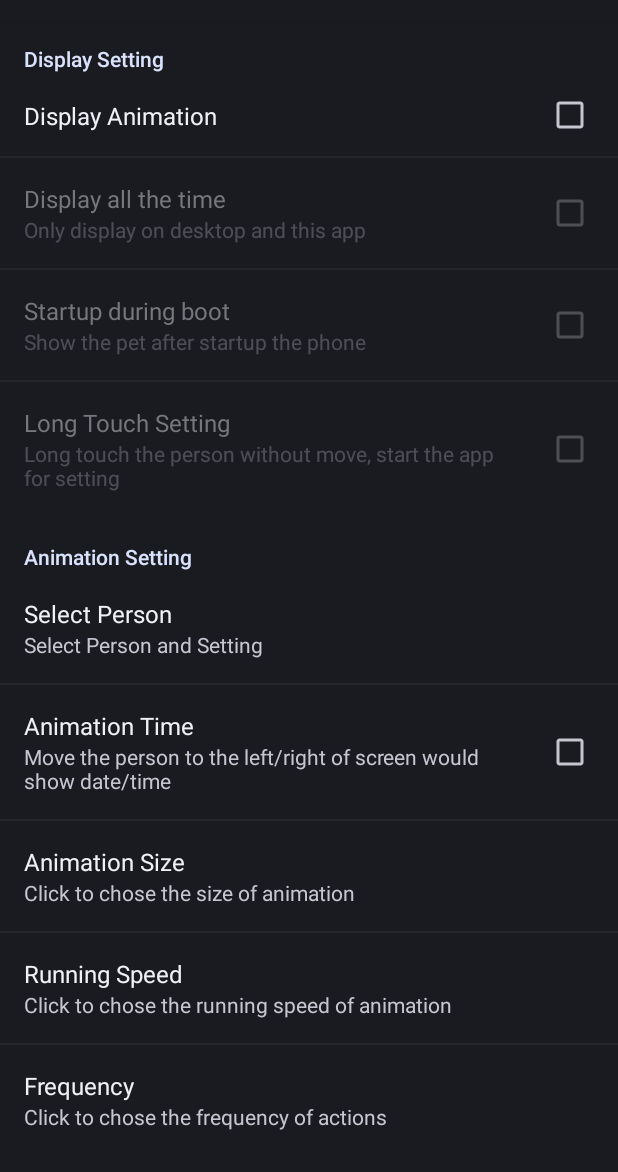
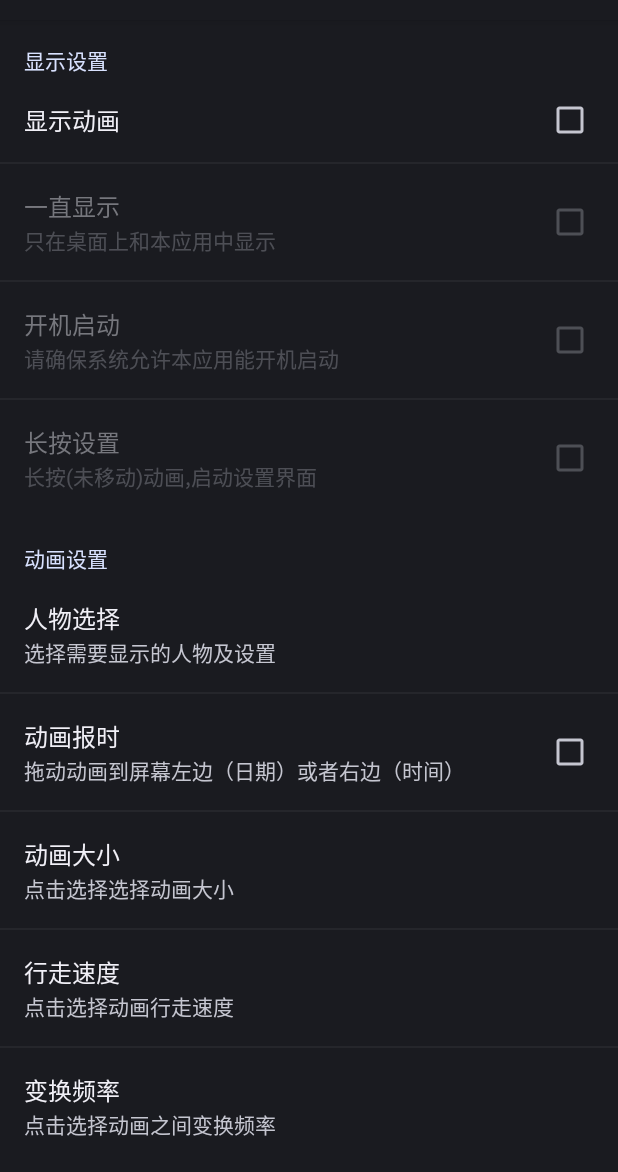
Before and after one commit to zhuwenwei2017/2018, an Android app: the screen it shows after launch (MainSettings), on a phone screen of 412 x 824 dp, the part 64-1236 px from its top. Run offline under Robolectric (Android 15) with nearby library versions, the phone set to English and light mode, and no system bars; libraries missing offline, so code that uses them is left out: com.umeng.analytics; 1 statement that could not run was skipped.

Commit message:
Revert "人物选择界面"
This reverts commit 4f90c77e8ac12807e8a72d36c4aaee204d492849.

且去掉英文的文本

```diff
--- a/PET-OP/app/src/main/java/akai/pet/one/piece/AppService.java
+++ b/PET-OP/app/src/main/java/akai/pet/one/piece/AppService.java
@@ -241,9 +241,6 @@ public class AppService extends Service implements OnSharedPreferenceChangeListe
             else
                 handler.removeCallbacks(homeRunnable);
         }
-        else if("person_select".equals(key)) {
-            sp.edit().putString("person_show_name", sp.getString("person_select", "panda")).commit();
-        }
         else if("person_show_name".equals(key)){
             removePerson();
             createPerson();
--- a/PET-OP/app/src/main/java/akai/pet/one/piece/person/Nanjing.java
+++ b/PET-OP/app/src/main/java/akai/pet/one/piece/person/Nanjing.java
@@ -317,9 +317,9 @@ public class Nanjing extends Person{
         actionGroup = new ArrayList<Integer>();
         //if(sp.getBoolean("nanjing_action_sit", false))
         //    actionGroup.add(FLAG_SIT);
-        if(sp.getBoolean("nanjing_action_stand", true))
+        if(sp.getBoolean("nanjing_action_stand", false))
             actionGroup.add(FLAG_STAND);
-        if(sp.getBoolean("nanjing_action_walk", true)){
+        if(sp.getBoolean("nanjing_action_walk", false)){
             actionGroup.add(FLAG_WALK);
             actionGroup.add(FLAG_WALK2);
         }
--- a/PET-OP/app/src/main/java/akai/pet/one/piece/person/Panda.java
+++ b/PET-OP/app/src/main/java/akai/pet/one/piece/person/Panda.java
@@ -315,7 +315,7 @@ public class Panda extends Person{
      */
     private void setActionGroup(SharedPreferences sp){
         actionGroup = new ArrayList<Integer>();
-        if(sp.getBoolean("panda_action_sit", true))
+        if(sp.getBoolean("panda_action_sit", false))
             actionGroup.add(FLAG_SIT);
         //if(sp.getBoolean("panda_action_stand", true))
         //    actionGroup.add(FLAG_STAND);
--- a/PET-OP/app/src/main/java/akai/pet/one/piece/settings/MainSettings.java
+++ b/PET-OP/app/src/main/java/akai/pet/one/piece/settings/MainSettings.java
@@ -73,7 +73,7 @@ public class MainSettings extends PreferenceActivity implements SharedPreference
     public boolean onPreferenceTreeClick(PreferenceScreen preferenceScreen,
                                          final Preference preference) {
         if ("person_select".equals(preference.getKey())) {
-            //dialog_select_person();
+            dialog_select_person();
         } else if ("app_help".equals(preference.getKey())) {
             welcomeAndHelp();
         } else if ("app_share".equals(preference.getKey())) {
--- a/PET-OP/app/src/main/res/values/arrays.xml
+++ b/PET-OP/app/src/main/res/values/arrays.xml
@@ -1,21 +1,11 @@
 <?xml version="1.0" encoding="utf-8"?>
 <resources>
-    <!-- 人物选择 -->
-    <string-array name="person_select">
-        <item>Panda(default)</item>
-        <item>Nanjing</item>
-    </string-array>
-    <string-array name="person_select_value">
-        <item>panda</item>
-        <item>nanjing</item>
-    </string-array>
-
     <!-- 人物大小选择 -->
     <string-array name="person_size">
-        <item>Tiny(default)</item>
-        <item>Small</item>
-        <item>Middle</item>
-        <item>Large</item>
+        <item>特小(默认)</item>
+        <item>小</item>
+        <item>中</item>
+        <item>大</item>
     </string-array>
     <string-array name="person_size_value">
         <item>0.4</item>
@@ -26,9 +16,9 @@
 
     <!-- 动画行走速度 -->
     <string-array name="frame_time">
-        <item>Fast</item>
-        <item>Medium(default)</item>
-        <item>Slow</item>
+        <item>快</item>
+        <item>中（默认）</item>
+        <item>慢</item>
     </string-array>
     <string-array name="frame_time_value">
         <item>50</item>
@@ -38,9 +28,9 @@
 
     <!-- 动画变换频率 -->
     <string-array name="random_time">
-        <item>Fast(5s,default)</item>
-        <item>Medium(10s)</item>
-        <item>Slow(15s)</item>
+        <item>快（5秒,默认）</item>
+        <item>中（10秒）</item>
+        <item>慢（15秒）</item>
     </string-array>
     <string-array name="random_time_value">
         <item>5000</item>
--- a/PET-OP/app/src/main/res/values/strings.xml
+++ b/PET-OP/app/src/main/res/values/strings.xml
@@ -6,113 +6,117 @@
     <string name="zoro_full_name">羅洛亞·卓洛\n(RORONOA·ZORO)</string>
     <string name="law_full_name">特拉法爾加·羅\n(TRAFALGAR·LAW)</string>
     <string name="chopper_full_name">托尼托尼·喬巴\n(TONY ~·CHOPPER)</string>
-    <string name="luffy">LUFFY</string>
-    <string name="zoro">ZORO</string>
-    <string name="law">LAW</string>
-    <string name="chopper">CHOPPER</string>
-    <string name="welcome_hlep">【INTRODUCTION】\n
-								《Desktop PET：OP》V5 Update, add online download rescourse.
-								Update again, thank you for your support!
-								This version include: Luffy, Zoro, Law and Chopper.\n
-								This lovely person can show in any screen, never confined to the wallpaper, just show it.
-								It also can show the date time for you. Fans of One Piece, get it for your phone now!\n\n
-								【VERSION HISTORY】\n
-								Ver5.1.1:\n
-								1、Fix server errors\n
-								2、Add My apps\n
-								【HELP】\n
-								Don not delete the rescourse after download, if any error,
-								 you can download the person again.\n
-								Thank you!
+    <string name="panda_full_name">熊猫\n(PANDA)</string>
+    <string name="nanjing_full_name">南京\n(NANJING)</string>
+    <string name="luffy">路飛</string>
+    <string name="zoro">卓洛</string>
+    <string name="law">羅</string>
+    <string name="chopper">喬巴</string>
+    <string name="panda">熊猫</string>
+    <string name="nanjing">南京</string>
+    <string name="welcome_hlep">【介绍】\n
+								《桌面宠物：OP版》V5重大升级，添加了网络更新下载资源功能。
+								版本中默认本地人物：路飞、卓洛、罗和乔巴。
+								本人属于上班族，空余时间开发，感谢大家的支持，谢谢！\n
+								如果觉得不错就分享给好友吧！\n
+								期待下次更新，请关注在线人物的更新。\n
+								这个可爱的小人物可以在任何界面上显示，不再局限于壁纸上，也不需要为壁纸更换的局限个烦恼，
+								还可以为你播报日期时间。海迷们还等什么，快来领取你的桌面宠物吧！\n\n
+								【版本说明】\n
+								Ver5.1.2:\n
+								1、修复了无法下载问题\n
+								【帮助】\n
+								在线资源下载，请不要删除本地中的资源文件，若不小心删除了，请在人物选择中重新下载。
+								如有疑问，请到官网反馈。
 	</string>
     <!-- 信息保留静态字段 -->
     <string name="sp_name">one_piece_settings</string>
 
     <!-- 版本信息 -->
-    <string name="about1">Developer：Z_0Kai\t(Ver.：5.1.2)</string>
-    <string name="about2">Web：http://0kai.net(Receiving feedback)\nWaiting for new Ver. &amp; more apps</string>
+    <string name="about1">作者：Z_0Kai\t(版本：5.1.2)</string>
+    <string name="about2">官网：http://0kai.net\n新浪微博:http://weibo.com/zrk001</string>
 
     <!-- 应用中的语句 -->
     <string name="str_thx_old_vision">谢谢旧版用户的支持，奖励50积分</string>
-    <string name="str_ok">OK</string>
-    <string name="str_cancel">Cancel</string>
-    <string name="str_open_zoro_1">You have not activate "ZORO", open it only need</string>
-    <string name="str_open_zoro_2">score, you can select it after active, and needn\'t do it again. \n*1*Activate now?\n*2*If you don\'t have enough score, get it free!</string>
-    <string name="str_open_delete_ad_1">You have not remove the ad, remove it only need</string>
-    <string name="str_open_delete_ad_2">score, never show ad after remove it.\n*1*Remove ad now?\n*2*If you don\'t have enough score, get it free!\n*3*Ad will not trouble for your using.</string>
-    <string name="str_open_tip_1">(Current score:</string>
-    <string name="str_open_tip_2">, need</string>
-    <string name="str_open_right_now">Activate it Now</string>
-    <string name="str_had_open_delete_ad">Activated, would not show it next time</string>
-    <string name="str_had_open_person">Activated, please see the person setting</string>
-    <string name="str_get_free_score">Get Free Score</string>
-    <string name="str_open_fail_tip">Activate fail, score limit</string>
-    <string name="str_open_fail_msg">Please get more score and try it again, thank you!\nUsing WiFi to get free score first</string>
-    <string name="str_person_settings">Person select and setting</string>
-    <string name="str_at_least_one">At least select one item</string>
-    <string name="str_display_setting">Display Setting</string>
-    <string name="str_display_person">Display Animation</string>
-    <string name="str_all_app_visible">Display all the time</string>
-    <string name="str_all_app_on">Display top over all applications</string>
-    <string name="str_all_app_off">Only display on desktop and this app</string>
-    <string name="str_long_click_setting">Long Touch Setting</string>
-    <string name="str_long_click_start_app">Long touch the person without move, start the app for setting</string>
-    <string name="str_anim_setting">Animation Setting</string>
-    <string name="str_chose_person">Select Person</string>
-    <string name="str_person_setting">Select Person and Setting</string>
-    <string name="str_anim_time">Animation Time</string>
-    <string name="str_anim_to_show_time">Move the person to the left/right of screen would show date/time</string>
-    <string name="str_person_size">Animation Size</string>
-    <string name="str_chose_person_size">Click to chose the size of animation</string>
-    <string name="str_walk_speed">Running Speed</string>
-    <string name="str_click_to_chose_walk_speed">Click to chose the running speed of animation</string>
-    <string name="str_chose_walk_speed">Running Speed(more faster more power would need)</string>
-    <string name="str_change_frequency">Frequency</string>
-    <string name="str_click_to_chose_frequency">Click to chose the frequency of actions</string>
-    <string name="str_more">MORE</string>
-    <string name="str_delete_ad">Move AD</string>
-    <string name="str_after_delete_ad">Move ad and wouldn\'t show again. Ad will not trouble for your using</string>
-    <string name="str_help_and_version">APP Help&amp;Version Info</string>
-    <string name="str_crawl">CRAWL</string>
-    <string name="str_eat_meat">EAT MEAT</string>
-    <string name="str_sit">SIT</string>
-    <string name="str_walk">WALK</string>
-    <string name="str_stand">STAND</string>
-    <string name="str_sleep">SLEEP</string>
-    <string name="str_eat">EAT</string>
-    <string name="str_sleepy">SLEEPY</string>
-    <string name="str_dance">DANCE</string>
-    <string name="str_ball">BALL</string>
-    <string name="str_bar">BAR</string>
-    <string name="str_happy">HAPPY</string>
-    <string name="str_shock">SHOCK</string>
-    <string name="str_star">STAR</string>
-    <string name="str_boot_startup">Startup during boot</string>
-    <string name="str_boot_startup_summary">Show the pet after startup the phone</string>
+    <string name="str_ok">确定</string>
+    <string name="str_cancel">取消</string>
+    <string name="str_open_zoro_1">您还未激活人物"卓洛",激活只需</string>
+    <string name="str_open_zoro_2">积分,激活后可以选择显示，无需再次激活。\n*1*马上激活?\n*2*若积分不足,可获取免费积分!</string>
+    <string name="str_open_delete_ad_1">您还未激活去除广告功能,激活只需</string>
+    <string name="str_open_delete_ad_2">积分,激活后在下次启动不再显示广告。\n*1*马上激活,去除广告?\n*2*若积分不足,可获取免费积分!\n*3*若未激活,不影响使用。</string>
+    <string name="str_open_tip_1">(当前积分:</string>
+    <string name="str_open_tip_2">,需</string>
+    <string name="str_open_right_now">马上激活</string>
+    <string name="str_had_open_delete_ad">已激活,无需重复,下次启动不再显示</string>
+    <string name="str_had_open_person">已激活,请在人物选择中设置</string>
+    <string name="str_get_free_score">免费获取积分</string>
+    <string name="str_open_fail_tip">积分不足,无法下载</string>
+    <string name="str_open_fail_msg">请获得更多积分后,再次下载,谢谢!\n建议在无线网络下(WiFi)免费获取积分</string>
+    <string name="str_person_settings">人物选择及设置</string>
+    <string name="str_at_least_one">至少选择一项</string>
+    <string name="str_display_setting">显示设置</string>
+    <string name="str_display_person">显示动画</string>
+    <string name="str_all_app_visible">一直显示</string>
+    <string name="str_all_app_on">在所有应用中显示</string>
+    <string name="str_all_app_off">只在桌面上和本应用中显示</string>
+    <string name="str_long_click_setting">长按设置</string>
+    <string name="str_long_click_start_app">长按(未移动)动画,启动设置界面</string>
+    <string name="str_anim_setting">动画设置</string>
+    <string name="str_chose_person">人物选择</string>
+    <string name="str_person_setting">选择需要显示的人物及设置</string>
+    <string name="str_anim_time">动画报时</string>
+    <string name="str_anim_to_show_time">拖动动画到屏幕左边（日期）或者右边（时间）</string>
+    <string name="str_person_size">动画大小</string>
+    <string name="str_chose_person_size">点击选择选择动画大小</string>
+    <string name="str_walk_speed">行走速度</string>
+    <string name="str_click_to_chose_walk_speed">点击选择动画行走速度</string>
+    <string name="str_chose_walk_speed">行走速度(速度快,耗电大)</string>
+    <string name="str_change_frequency">变换频率</string>
+    <string name="str_click_to_chose_frequency">点击选择动画之间变换频率</string>
+    <string name="str_more">更多</string>
+    <string name="str_delete_ad">一键去除广告</string>
+    <string name="str_after_delete_ad">去除广告则不再显示，有无广告不影响使用</string>
+    <string name="str_help_and_version">应用帮助&amp;版本信息</string>
+    <string name="str_crawl">爬行</string>
+    <string name="str_eat_meat">吃肉</string>
+    <string name="str_sit">坐着</string>
+    <string name="str_walk">行走</string>
+    <string name="str_stand">站立</string>
+    <string name="str_sleep">睡觉</string>
+    <string name="str_eat">吃</string>
+    <string name="str_sleepy">打盹</string>
+    <string name="str_dance">舞动</string>
+    <string name="str_ball">毛球</string>
+    <string name="str_bar">棍子</string>
+    <string name="str_happy">高兴</string>
+    <string name="str_shock">惊吓</string>
+    <string name="str_star">放金星</string>
+    <string name="str_boot_startup">开机启动</string>
+    <string name="str_boot_startup_summary">请确保系统允许本应用能开机启动</string>
 
     <!-- store -->
-    <string name="str_local">Local</string>
-    <string name="str_online">Online</string>
-    <string name="str_store_title">Persons</string>
-    <string name="str_connect_fail">Connect fail, please try latter!</string>
-    <string name="str_store_download">Download</string>
-    <string name="str_store_downloading">Downloading&#8230;</string>
-    <string name="str_store_download_over">Downloaded, please select in local setting.</string>
-    <string name="str_person_download_ad">Res download，using WiFi first。\n*1*Need 30 point to download。\n*2*You can get the point by free!\n*2*After downloaded, do not delete the data。\n*3*If you had delete the data or some error, download again。\n*4*If out of memory or no sdcard may cause error.</string>
-    <string name="str_person_download">Res download，using WiFi first。\n*1*After downloaded, don not delete the data。\n*2*If you had delete the data or some error, download again。\n*3*If out of memory or no sdcard may cause error.</string>
-    <string name="str_share">Share</string>
-    <string name="str_update">Check update</string>
-    <string name="str_share_content">Commend an app《Desktop PET: OP》,Luffy/Zoro/Chopper and more lovely person, you can put it on the phone!.Download：http://0kai.net/d/pet_op.html</string>
-    <string name="str_share_summary">Let you friends to had one</string>
-    <string name="str_app_res_error">**Pet had some error, you may delete some res, please download again**</string>
-    <string name="str_loading">Loading&#8230;</string>
-    <string name="str_no_new_version">No New Version</string>
-    <string name="str_new_version">Find New Version</string>
-    <string name="str_new_res">(New)</string>
-    <string name="str_download_error">Failed，No SDcard or Out of Memory!</string>
+    <string name="str_local">本地</string>
+    <string name="str_online">在线</string>
+    <string name="str_connect_fail">连接失败,请返回后重试!</string>
+    <string name="str_store_title">人物</string>
+    <string name="str_store_download">下载</string>
+    <string name="str_store_downloading">下载中&#8230;</string>
+    <string name="str_store_download_over">下载完成,请在本地选项中设置</string>
+    <string name="str_person_download_ad">资源下载，建议在WIFI下进行。\n*1*本次下载需要35个积分。\n*2*若积分不足,可获取免费积分!\n*3*下载后请勿删除本地资源文件。\n*3*若不小心删除了资源，或者该人物显示错误，请重新下载，重新下载不需要积分。\n*4*如果内存不足或者没有存储设备，可能导致下载失败。</string>
+    <string name="str_person_download">资源下载，建议在WIFI下进行。\n*1*下载后请勿删除本地资源文件。\n*2*若不小心删除了资源，或者该人物显示错误，请重新下载。\n*3*如果内存不足或者没有存储设备，可能导致下载失败。</string>
+    <string name="str_share">好友分享</string>
+    <string name="str_update">检测更新</string>
+    <string name="str_share_content">推荐《桌面宠物:OP版》这款应用,路飞/索罗/乔巴等多个Q版动画人物,可以在桌面上玩耍,快来领养一个吧!.下载地址：http://0kai.net/d/pet_op.html</string>
+    <string name="str_share_summary">让好友也来领养一个吧</string>
+    <string name="str_app_res_error">**桌面宠物报错了,请勿删除资源,重新更新一下资源吧**</string>
+    <string name="str_loading">拼命加载中&#8230;</string>
+    <string name="str_no_new_version">当前版本已经是最新版</string>
+    <string name="str_new_version">发现新版本</string>
+    <string name="str_new_res">(可更新)</string>
+    <string name="str_download_error">下载失败，无网络或内存不足或者没有储存卡!</string>
 
-    <string name="str_my_apps">My other Apps</string>
-    <string name="str_my_apps_info">More apps by developer</string>
+    <string name="str_my_apps">更多应用-new-</string>
+    <string name="str_my_apps_info">开发者的其他应用</string>
 
     <string name="str_"></string>
 </resources>
--- a/PET-OP/app/src/main/res/xml/main_settings.xml
+++ b/PET-OP/app/src/main/res/xml/main_settings.xml
@@ -32,14 +32,10 @@
 	</PreferenceCategory>
 	<PreferenceCategory android:title="@string/str_anim_setting">
         <!-- 人物选择 -->
-        <ListPreference
+        <Preference
             android:key="person_select"
 	        android:title="@string/str_chose_person"
 	        android:summary="@string/str_person_setting"
-			android:entries="@array/person_select"
-			android:entryValues="@array/person_select_value"
-			android:defaultValue="panda"
-			android:negativeButtonText="@string/str_cancel"
 	        />
         <!-- 动画报时 -->
         <CheckBoxPreference
```
Also changed, not shown: 3 other files.
